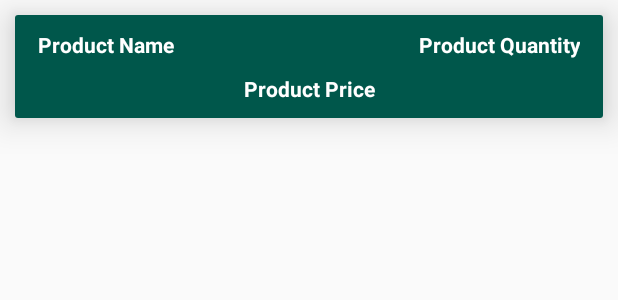
After one commit to Kartik-715/MerchandiseApp, an Android app: the layout cart_items_layout.xml on its own in the app's theme, with its tools: preview values and no code run, on a phone screen of 412 x 824 dp. The commit adds this screen. Shown: the top 300 px of the screen. Run offline under Robolectric (Android 15) with nearby library versions, the light colour scheme and no system bars.

Commit message:
Add to Cart working but not able to display products

```diff
--- a/app/src/main/AndroidManifest.xml
+++ b/app/src/main/AndroidManifest.xml
@@ -13,12 +13,13 @@
         android:supportsRtl="true"
         android:theme="@style/AppTheme"
         tools:ignore="GoogleAppIndexingWarning">
-        <activity android:name=".productDetailActivity"></activity>
+        <activity android:name=".CartActivity"></activity>
+        <activity android:name=".productDetailActivity" />
         <activity
             android:name=".HomeActivity"
             android:label="@string/title_activity_home"
             android:theme="@style/AppTheme.NoActionBar" />
-        <activity android:name= ".MainActivity"/>
+        <activity android:name=".MainActivity" />
         <activity
             android:name=".LoginActivity"
             android:label="@string/app_name">
--- a/app/src/main/java/com/example/merchandiseapp/LoginActivity.java
+++ b/app/src/main/java/com/example/merchandiseapp/LoginActivity.java
@@ -8,6 +8,7 @@ import android.os.Bundle;
 import android.util.Log;
 import android.view.View;
 
+import com.example.merchandiseapp.Prevalent.Prevalent;
 import com.google.android.gms.auth.api.signin.GoogleSignIn;
 import com.google.android.gms.auth.api.signin.GoogleSignInAccount;
 import com.google.android.gms.auth.api.signin.GoogleSignInClient;
@@ -85,6 +86,7 @@ public class LoginActivity extends AppCompatActivity {
             }
         }
     }
+    //Prevalent.currentOnlineUser = usersData;
     private void firebaseAuthWithGoogle(GoogleSignInAccount acct) {
         Log.d("AUTH msg","qwert2");
         Log.d(TAG, "firebaseAuthWithGoogle:" + acct.getId());
--- /dev/null
+++ b/app/src/main/java/com/example/merchandiseapp/Prevalent/Prevalent.java
@@ -0,0 +1,6 @@
+package com.example.merchandiseapp.Prevalent;
+
+public class Prevalent
+{
+    public static String currentOnlineUser;
+}
--- /dev/null
+++ b/app/src/main/res/layout/cart_items_layout.xml
@@ -0,0 +1,54 @@
+<?xml version="1.0" encoding="utf-8"?>
+<android.support.v7.widget.CardView xmlns:android="http://schemas.android.com/apk/res/android"
+    android:layout_width="match_parent"
+    android:layout_height="wrap_content"
+    xmlns:app="http://schemas.android.com/apk/res-auto"
+    android:layout_margin="10dp"
+    app:cardElevation="15dp">
+
+    <RelativeLayout
+        android:layout_width="match_parent"
+        android:layout_height="match_parent"
+        android:background="@color/colorPrimaryDark"
+        android:padding="10dp">
+
+        <TextView
+            android:id="@+id/cart_product_name"
+            android:layout_width="160dp"
+            android:layout_height="wrap_content"
+            android:text="Product Name"
+            android:textColor="@android:color/white"
+            android:textSize="14sp"
+            android:layout_marginLeft="5dp"
+            android:textStyle="bold"
+            />
+
+        <TextView
+            android:id="@+id/cart_product_quantity"
+            android:layout_width="160dp"
+            android:layout_height="wrap_content"
+            android:layout_alignParentEnd="true"
+            android:layout_marginLeft="5dp"
+            android:text="Product Quantity"
+            android:textAlignment="textEnd"
+            android:textColor="@android:color/white"
+            android:textSize="14dp"
+            android:layout_marginRight="5dp"
+            android:textStyle="bold"/>
+
+        <TextView
+            android:id="@+id/cart_product_price"
+            android:layout_width="match_parent"
+            android:layout_height="wrap_content"
+            android:text="Product Price"
+            android:textColor="@android:color/white"
+            android:textSize="14sp"
+            android:layout_below="@+id/cart_product_name"
+            android:textStyle="bold"
+            android:gravity="center"
+            android:layout_marginTop="10dp"
+            />
+
+    </RelativeLayout>
+
+</android.support.v7.widget.CardView>
```
Also changed, not shown: app/src/main/java/com/example/merchandiseapp/CartActivity.java (added, +81 -0 lines), app/src/main/java/com/example/merchandiseapp/HomeActivity.java (+20 -2 lines), app/src/main/java/com/example/merchandiseapp/Interface/ItemClickListner.java (added, +8 -0 lines), app/src/main/java/com/example/merchandiseapp/Order.java (+6 -3 lines), app/src/main/java/com/example/merchandiseapp/OrderViewHolder.java (added, +38 -0 lines), app/src/main/java/com/example/merchandiseapp/productDetailActivity.java (+75 -2 lines), app/src/main/res/layout/activity_cart.xml (added, +53 -0 lines), app/src/main/res/layout/activity_product_detail.xml (+10 -10 lines), gradle.properties (+10 -0 lines).
